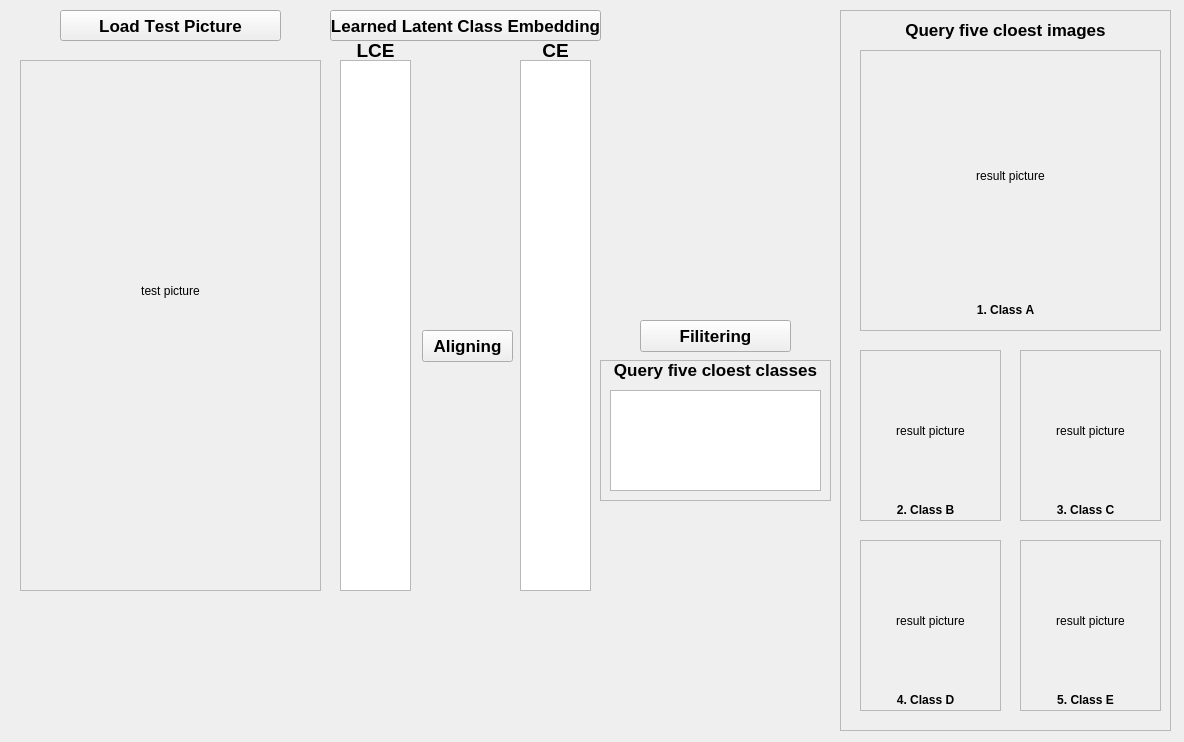
Qt form demoUI.ui (pansam996/paperDemo) before a commit.
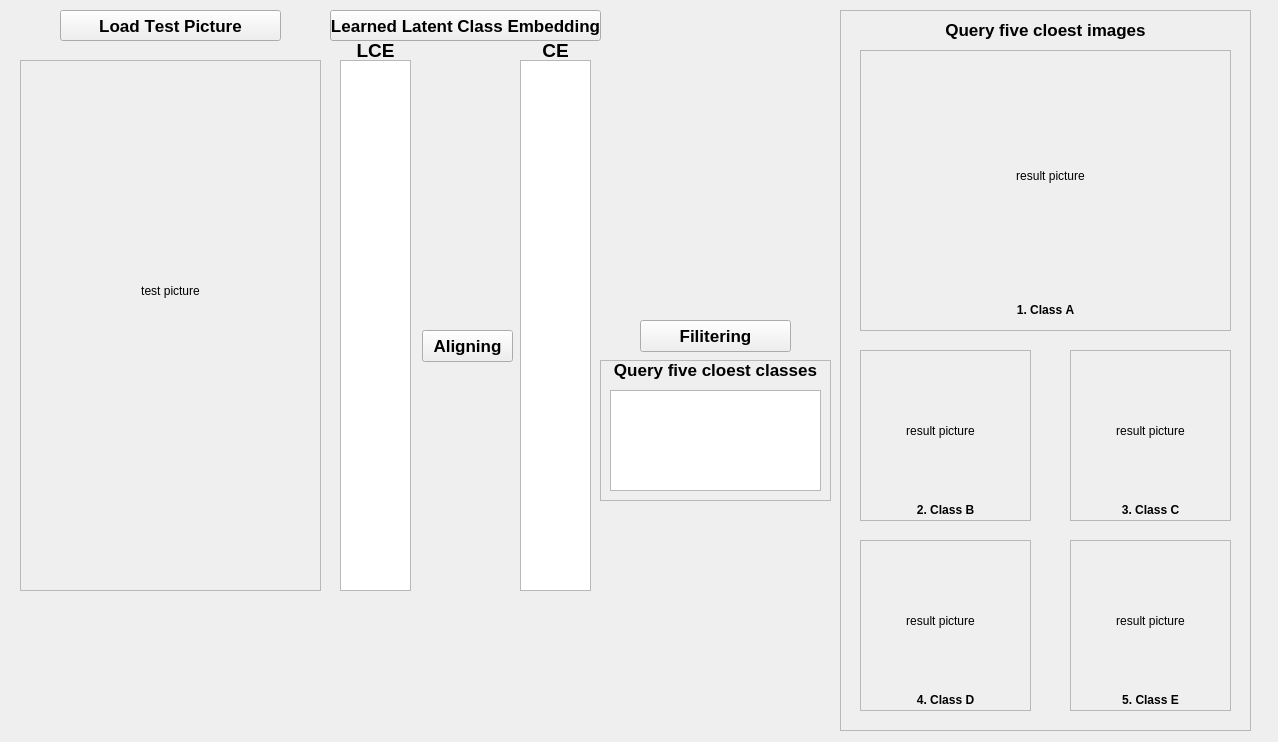
The same form after that commit.

```diff
--- a/demoUI.ui
+++ b/demoUI.ui
@@ -6,7 +6,7 @@
    <rect>
     <x>0</x>
     <y>0</y>
-    <width>1184</width>
+    <width>1278</width>
     <height>742</height>
    </rect>
   </property>
@@ -248,7 +248,7 @@
      <rect>
       <x>840</x>
       <y>10</y>
-      <width>331</width>
+      <width>411</width>
       <height>721</height>
      </rect>
     </property>
@@ -263,7 +263,7 @@
       <rect>
        <x>20</x>
        <y>40</y>
-       <width>301</width>
+       <width>371</width>
        <height>281</height>
       </rect>
      </property>
@@ -276,7 +276,7 @@
      <widget class="QLabel" name="label_12">
       <property name="geometry">
        <rect>
-        <x>30</x>
+        <x>70</x>
         <y>10</y>
         <width>241</width>
         <height>231</height>
@@ -295,9 +295,9 @@
      <widget class="QLabel" name="label_2">
       <property name="geometry">
        <rect>
-        <x>90</x>
+        <x>30</x>
         <y>250</y>
-        <width>111</width>
+        <width>311</width>
         <height>20</height>
        </rect>
       </property>
@@ -320,7 +320,7 @@
       <rect>
        <x>20</x>
        <y>340</y>
-       <width>141</width>
+       <width>171</width>
        <height>171</height>
       </rect>
      </property>
@@ -333,7 +333,7 @@
      <widget class="QLabel" name="label_14">
       <property name="geometry">
        <rect>
-        <x>10</x>
+        <x>20</x>
         <y>20</y>
         <width>121</width>
         <height>121</height>
@@ -354,7 +354,7 @@
        <rect>
         <x>10</x>
         <y>150</y>
-        <width>111</width>
+        <width>151</width>
         <height>20</height>
        </rect>
       </property>
@@ -375,9 +375,9 @@
     <widget class="QFrame" name="frame_9">
      <property name="geometry">
       <rect>
-       <x>180</x>
+       <x>230</x>
        <y>340</y>
-       <width>141</width>
+       <width>161</width>
        <height>171</height>
       </rect>
      </property>
@@ -390,7 +390,7 @@
      <widget class="QLabel" name="label_15">
       <property name="geometry">
        <rect>
-        <x>10</x>
+        <x>20</x>
         <y>20</y>
         <width>121</width>
         <height>121</height>
@@ -411,7 +411,7 @@
        <rect>
         <x>10</x>
         <y>150</y>
-        <width>111</width>
+        <width>141</width>
         <height>20</height>
        </rect>
       </property>
@@ -432,9 +432,9 @@
     <widget class="QFrame" name="frame_11">
      <property name="geometry">
       <rect>
-       <x>180</x>
+       <x>230</x>
        <y>530</y>
-       <width>141</width>
+       <width>161</width>
        <height>171</height>
       </rect>
      </property>
@@ -447,7 +447,7 @@
      <widget class="QLabel" name="label_17">
       <property name="geometry">
        <rect>
-        <x>10</x>
+        <x>20</x>
         <y>20</y>
         <width>121</width>
         <height>121</height>
@@ -468,7 +468,7 @@
        <rect>
         <x>10</x>
         <y>150</y>
-        <width>111</width>
+        <width>141</width>
         <height>20</height>
        </rect>
       </property>
@@ -491,7 +491,7 @@
       <rect>
        <x>20</x>
        <y>530</y>
-       <width>141</width>
+       <width>171</width>
        <height>171</height>
       </rect>
      </property>
@@ -504,7 +504,7 @@
      <widget class="QLabel" name="label_16">
       <property name="geometry">
        <rect>
-        <x>10</x>
+        <x>20</x>
         <y>20</y>
         <width>121</width>
         <height>121</height>
@@ -525,7 +525,7 @@
        <rect>
         <x>10</x>
         <y>150</y>
-        <width>111</width>
+        <width>151</width>
         <height>20</height>
        </rect>
       </property>
@@ -546,7 +546,7 @@
     <widget class="QLabel" name="label_11">
      <property name="geometry">
       <rect>
-       <x>60</x>
+       <x>100</x>
        <y>10</y>
        <width>211</width>
        <height>20</height>
```
